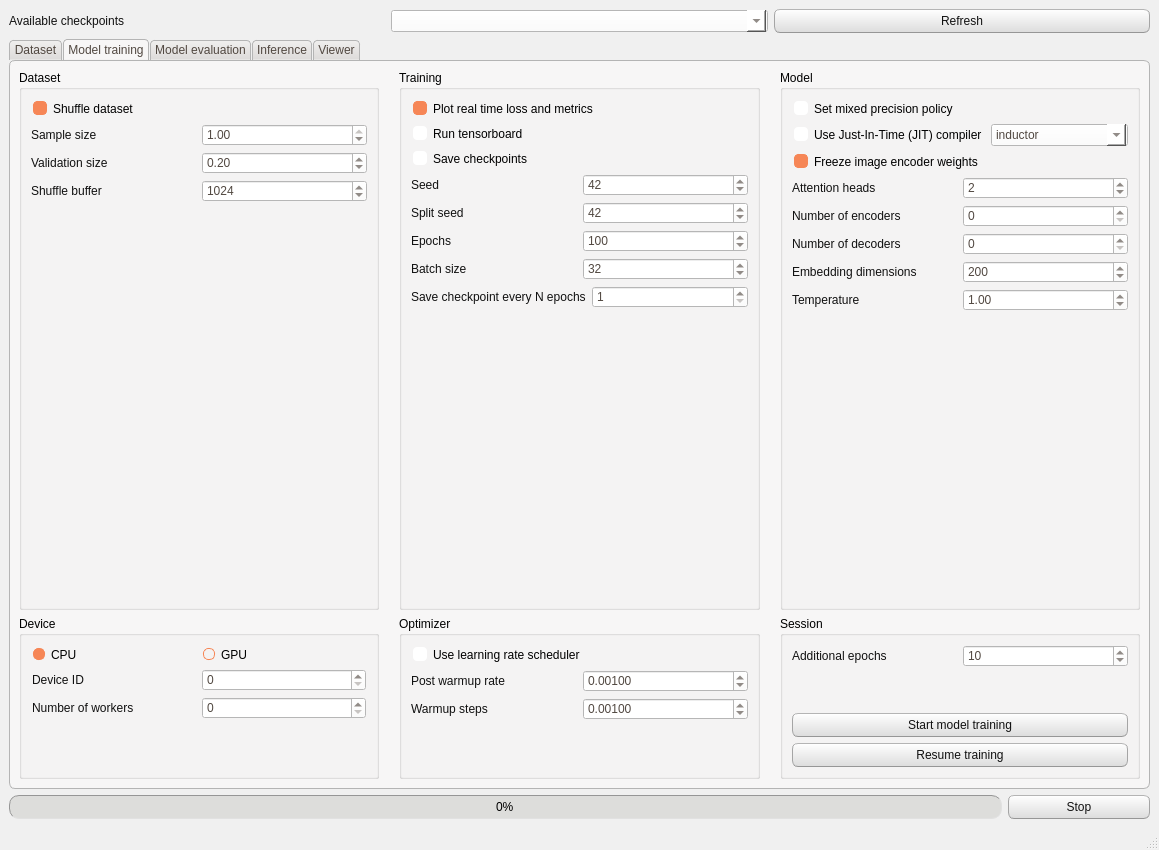
Qt form NISTADS/commons/interface/layout/window_layout.ui (CTCycle/ADSMOD-Adsorption-Modeling) before a commit.
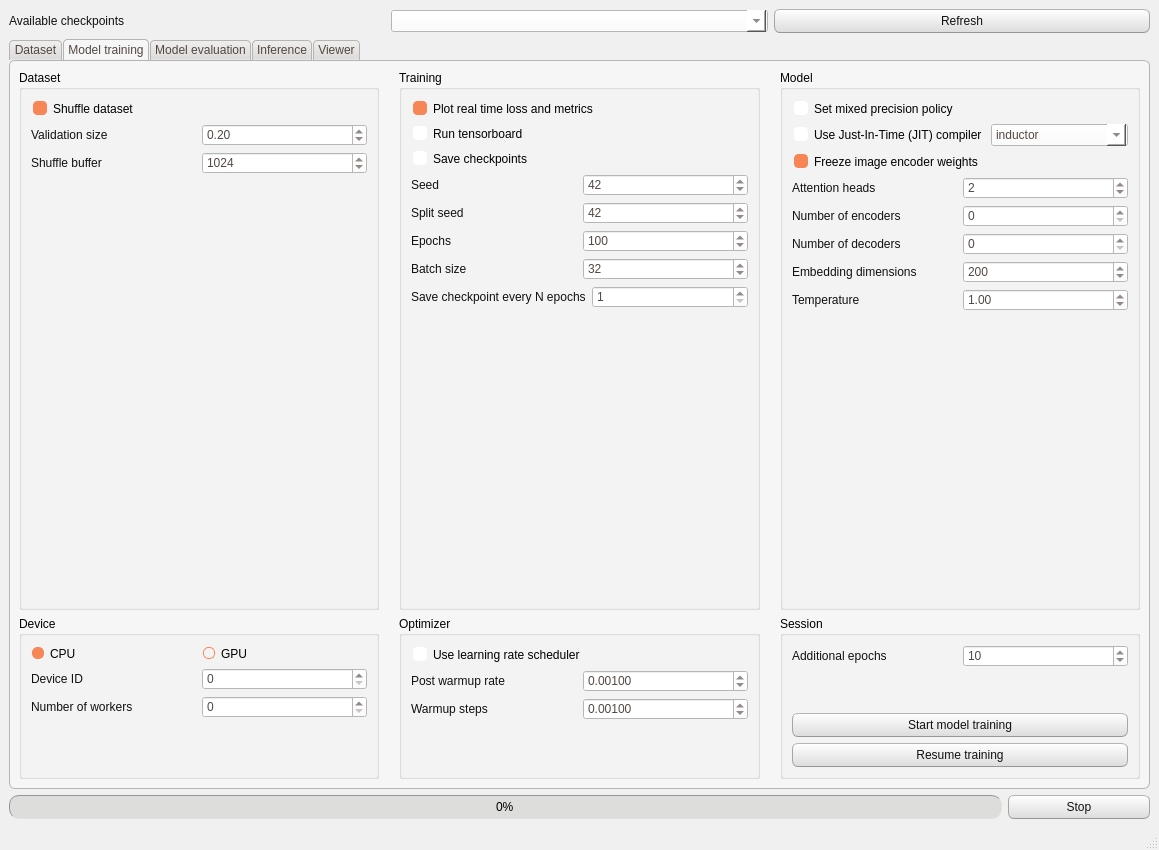
The same form after that commit. The open tabs and pages were chosen to show the change.

The edit to the form file:
```diff
--- a/NISTADS/commons/interface/layout/window_layout.ui
+++ b/NISTADS/commons/interface/layout/window_layout.ui
@@ -1112,35 +1112,6 @@
               </widget>
              </item>
              <item>
-              <layout class="QVBoxLayout" name="verticalLayout_15">
-               <item>
-                <layout class="QHBoxLayout" name="horizontalLayout_16">
-                 <item>
-                  <widget class="QLabel" name="label_16">
-                   <property name="text">
-                    <string>Sample size</string>
-                   </property>
-                  </widget>
-                 </item>
-                 <item>
-                  <widget class="QDoubleSpinBox" name="trainSampleSize">
-                   <property name="minimum">
-                    <double>0.010000000000000</double>
-                   </property>
-                   <property name="maximum">
-                    <double>1.000000000000000</double>
-                   </property>
-                   <property name="singleStep">
-                    <double>0.050000000000000</double>
-                   </property>
-                   <property name="value">
-                    <double>1.000000000000000</double>
-                   </property>
-                  </widget>
-                 </item>
-                </layout>
-               </item>
-               <item>
                 <layout class="QHBoxLayout" name="horizontalLayout_2">
                  <item>
                   <widget class="QLabel" name="label_2">
@@ -1191,8 +1162,6 @@
                  </item>
                 </layout>
                </item>
-              </layout>
-             </item>
              <item>
               <spacer name="verticalSpacer_2">
                <property name="orientation">
@@ -1215,20 +1184,6 @@
              <string>Device</string>
             </property>
             <layout class="QVBoxLayout" name="verticalLayout_14">
-             <property name="leftMargin">
-              <number>10</number>
-             </property>
-             <property name="topMargin">
-              <number>10</number>
-             </property>
-             <property name="rightMargin">
-              <number>10</number>
-             </property>
-             <property name="bottomMargin">
-              <number>10</number>
-             </property>
-             <item>
-              <layout class="QVBoxLayout" name="verticalLayout_18">
                <item>
                 <layout class="QHBoxLayout" name="horizontalLayout_8">
                  <item>
@@ -1261,8 +1216,6 @@
                  </item>
                  <item>
                   <widget class="QSpinBox" name="deviceID"/>
-                 </item>
-                </layout>
                </item>
               </layout>
              </item>
```
Left out of the diff: 2 changed lines with no effect on the pictures. Lines whose indentation alone changed are shown as unchanged.
